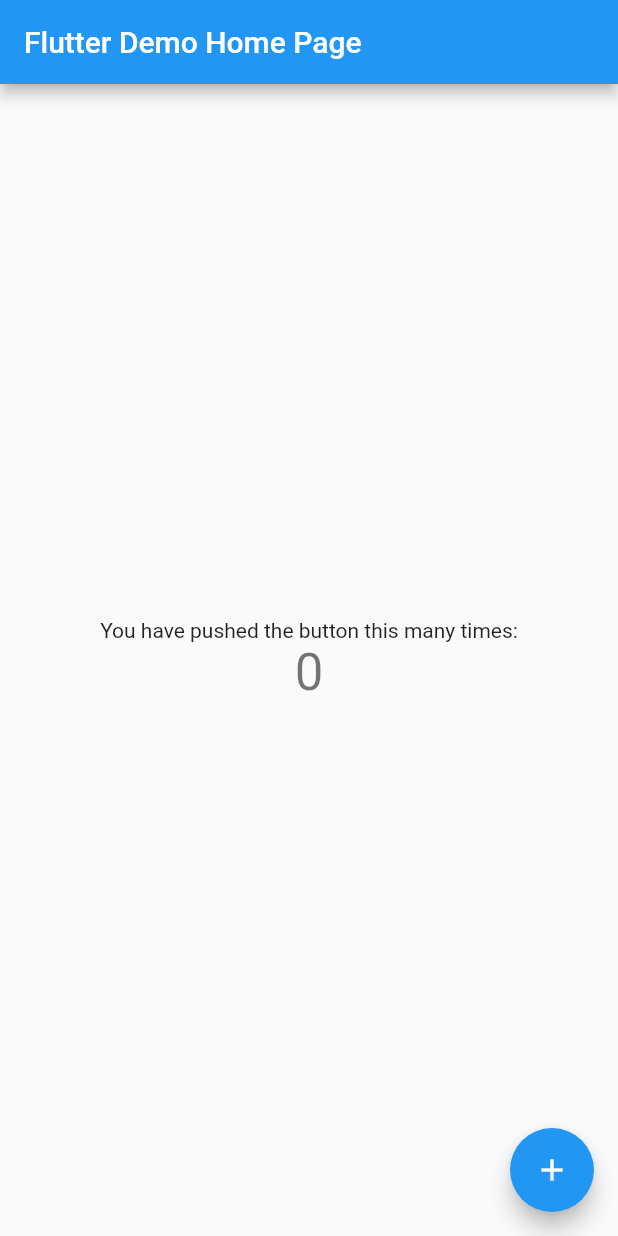
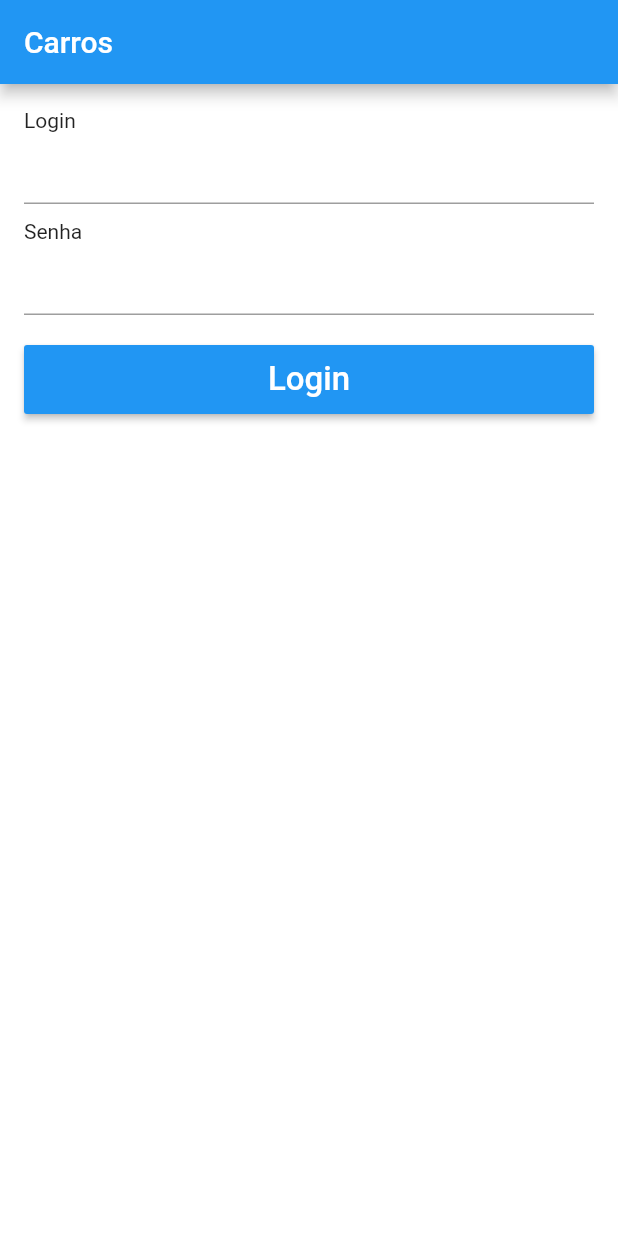
Before and after one commit to fmagiag/udemy_flutter_essencial, a Flutter app: the screen it shows after launch, on a phone screen of 412 x 824 dp. Run offline on Flutter 3.47's test engine with Material 2 defaults, Android fonts, the phone set to English and light mode, and no system bars.

Commit message:
81. Layout do Form de Login (básico)

```diff
--- a/lib/main.dart
+++ b/lib/main.dart
@@ -1,111 +1,19 @@
+import 'package:carros/pages/login_page.dart';
 import 'package:flutter/material.dart';
 
 void main() => runApp(MyApp());
 
 class MyApp extends StatelessWidget {
-  // This widget is the root of your application.
   @override
   Widget build(BuildContext context) {
     return MaterialApp(
-      title: 'Flutter Demo',
+      debugShowCheckedModeBanner: false,
       theme: ThemeData(
-        // This is the theme of your application.
-        //
-        // Try running your application with "flutter run". You'll see the
-        // application has a blue toolbar. Then, without quitting the app, try
-        // changing the primarySwatch below to Colors.green and then invoke
-        // "hot reload" (press "r" in the console where you ran "flutter run",
-        // or simply save your changes to "hot reload" in a Flutter IDE).
-        // Notice that the counter didn't reset back to zero; the application
-        // is not restarted.
         primarySwatch: Colors.blue,
+        brightness: Brightness.light,
+          scaffoldBackgroundColor: Colors.white
       ),
-      home: MyHomePage(title: 'Flutter Demo Home Page'),
+      home: LoginPage(),
     );
   }
 }
-
-class MyHomePage extends StatefulWidget {
-  MyHomePage({Key key, this.title}) : super(key: key);
-
-  // This widget is the home page of your application. It is stateful, meaning
-  // that it has a State object (defined below) that contains fields that affect
-  // how it looks.
-
-  // This class is the configuration for the state. It holds the values (in this
-  // case the title) provided by the parent (in this case the App widget) and
-  // used by the build method of the State. Fields in a Widget subclass are
-  // always marked "final".
-
-  final String title;
-
-  @override
-  _MyHomePageState createState() => _MyHomePageState();
-}
-
-class _MyHomePageState extends State<MyHomePage> {
-  int _counter = 0;
-
-  void _incrementCounter() {
-    setState(() {
-      // This call to setState tells the Flutter framework that something has
-      // changed in this State, which causes it to rerun the build method below
-      // so that the display can reflect the updated values. If we changed
-      // _counter without calling setState(), then the build method would not be
-      // called again, and so nothing would appear to happen.
-      _counter++;
-    });
-  }
-
-  @override
-  Widget build(BuildContext context) {
-    // This method is rerun every time setState is called, for instance as done
-    // by the _incrementCounter method above.
-    //
-    // The Flutter framework has been optimized to make rerunning build methods
-    // fast, so that you can just rebuild anything that needs updating rather
-    // than having to individually change instances of widgets.
-    return Scaffold(
-      appBar: AppBar(
-        // Here we take the value from the MyHomePage object that was created by
-        // the App.build method, and use it to set our appbar title.
-        title: Text(widget.title),
-      ),
-      body: Center(
-        // Center is a layout widget. It takes a single child and positions it
-        // in the middle of the parent.
-        child: Column(
-          // Column is also a layout widget. It takes a list of children and
-          // arranges them vertically. By default, it sizes itself to fit its
-          // children horizontally, and tries to be as tall as its parent.
-          //
-          // Invoke "debug painting" (press "p" in the console, choose the
-          // "Toggle Debug Paint" action from the Flutter Inspector in Android
-          // Studio, or the "Toggle Debug Paint" command in Visual Studio Code)
-          // to see the wireframe for each widget.
-          //
-          // Column has various properties to control how it sizes itself and
-          // how it positions its children. Here we use mainAxisAlignment to
-          // center the children vertically; the main axis here is the vertical
-          // axis because Columns are vertical (the cross axis would be
-          // horizontal).
-          mainAxisAlignment: MainAxisAlignment.center,
-          children: <Widget>[
-            Text(
-              'You have pushed the button this many times:',
-            ),
-            Text(
-              '$_counter',
-              style: Theme.of(context).textTheme.display1,
-            ),
-          ],
-        ),
-      ),
-      floatingActionButton: FloatingActionButton(
-        onPressed: _incrementCounter,
-        tooltip: 'Increment',
-        child: Icon(Icons.add),
-      ), // This trailing comma makes auto-formatting nicer for build methods.
-    );
-  }
-}
--- /dev/null
+++ b/lib/pages/login_page.dart
@@ -0,0 +1,46 @@
+import 'package:flutter/material.dart';
+
+class LoginPage extends StatelessWidget {
+  @override
+  Widget build(BuildContext context) {
+    return Scaffold(
+      appBar: AppBar(
+        title: Text("Carros"),
+      ),
+      body: _body(),
+    );
+  }
+
+  _body() {
+    return Container(
+      padding: EdgeInsets.all(16),
+      child: ListView(
+        children: <Widget>[
+          Text("Login"),
+          TextFormField(),
+          SizedBox(
+            height: 10,
+          ),
+          Text("Senha"),
+          TextFormField(
+            obscureText: true,
+          ),
+          SizedBox(
+            height: 20,
+          ),
+          Container(
+            height: 46,
+            child: RaisedButton(
+              color: Colors.blue,
+              child: Text(
+                "Login",
+                style: TextStyle(color: Colors.white, fontSize: 22),
+              ),
+              onPressed: () {},
+            ),
+          )
+        ],
+      ),
+    );
+  }
+}
```
